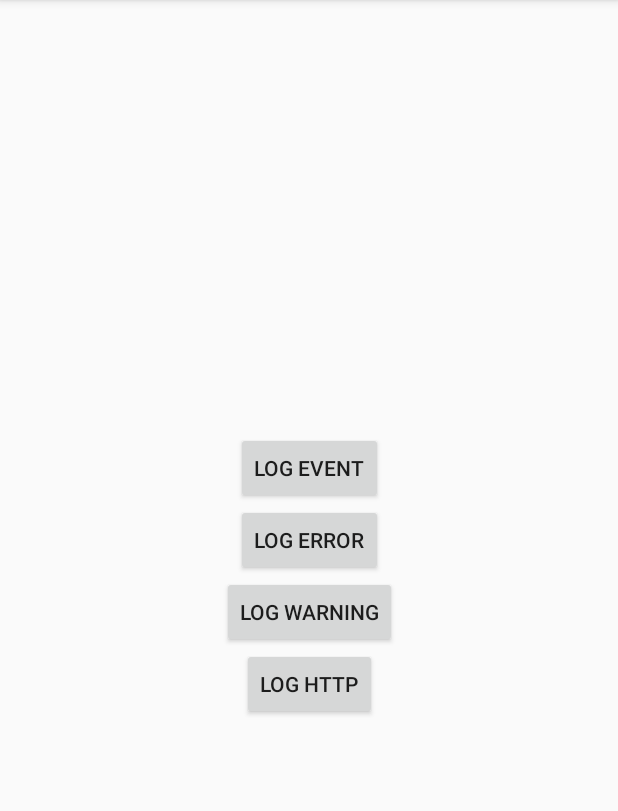
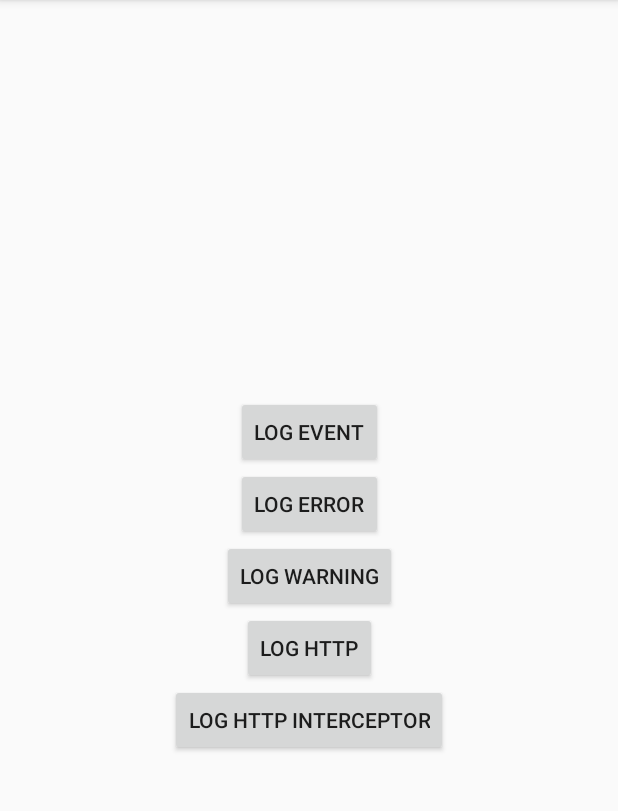
Before and after one commit to rosberry/TAM, an Android app: the screen it shows after launch (MainActivity), on a phone screen of 412 x 824 dp, the part 84-895 px from its top. Run offline under Robolectric (Android 15) with nearby library versions, the phone set to English and light mode, and no system bars.

Commit message:
add example of usage TamLoggingInterceptor

```diff
--- a/sample/build.gradle
+++ b/sample/build.gradle
@@ -38,4 +38,6 @@ dependencies {
     implementation "org.jetbrains.kotlin:kotlin-stdlib-jdk7:$kotlin_version"
     implementation 'com.android.support:appcompat-v7:28.0.0'
     implementation 'com.android.support.constraint:constraint-layout:1.1.3'
+
+    implementation 'com.squareup.okhttp3:okhttp:3.12.1'
 }
--- a/sample/src/main/AndroidManifest.xml
+++ b/sample/src/main/AndroidManifest.xml
@@ -1,5 +1,4 @@
-<?xml version="1.0" encoding="utf-8"?>
-<!--
+<?xml version="1.0" encoding="utf-8"?><!--
   ~ /*
   ~  * Copyright (c) 2018 Rosberry. All rights reserved.
   ~  */
@@ -7,6 +6,8 @@
 
 <manifest xmlns:android="http://schemas.android.com/apk/res/android"
     package="com.rosberry.android.tam.sample">
+
+    <uses-permission android:name="android.permission.INTERNET" />
 
     <application android:allowBackup="true"
         android:icon="@mipmap/ic_launcher"
--- a/sample/src/main/java/com/rosberry/android/tam/sample/MainActivity.kt
+++ b/sample/src/main/java/com/rosberry/android/tam/sample/MainActivity.kt
@@ -12,7 +12,14 @@ import android.view.Menu
 import android.view.MenuItem
 import com.rosberry.android.tam.Tam
 import com.rosberry.android.tam.TamFragment
+import com.rosberry.android.tam.TamLoggingInterceptor
 import kotlinx.android.synthetic.main.activity_main.*
+import okhttp3.Call
+import okhttp3.Callback
+import okhttp3.OkHttpClient
+import okhttp3.Request
+import okhttp3.Response
+import java.io.IOException
 
 class MainActivity : AppCompatActivity() {
 
@@ -21,6 +28,22 @@ class MainActivity : AppCompatActivity() {
         private const val ERROR_TAG = "error_tag"
 
         private const val ITEM_ID = 0
+    }
+
+    private val httpClient: OkHttpClient = OkHttpClient.Builder()
+        .addInterceptor(TamLoggingInterceptor()) // For logging in TAM console
+        .build()
+
+    private val request: Request = Request.Builder()
+        .url("http://www.publicobject.com/helloworld.txt")
+        .header("User-Agent", "Android")
+        .header("Header-Example", "TAM LOGGING INTERCEPTOR")
+        .build()
+
+    private val requestCallback: Callback = object : Callback {
+        override fun onFailure(call: Call, e: IOException) {}
+
+        override fun onResponse(call: Call, response: Response) {}
     }
 
     override fun onCreate(savedInstanceState: Bundle?) {
@@ -48,6 +71,11 @@ class MainActivity : AppCompatActivity() {
             )
             Tam.http("POST", params)
         }
+
+        logHttpInterceptorButton.setOnClickListener {
+            httpClient.newCall(request)
+                .enqueue(requestCallback)
+        }
     }
 
     override fun onCreateOptionsMenu(menu: Menu?): Boolean {
--- a/sample/src/main/res/layout/activity_main.xml
+++ b/sample/src/main/res/layout/activity_main.xml
@@ -43,9 +43,18 @@
         android:layout_width="wrap_content"
         android:layout_height="wrap_content"
         android:text="@string/log_http"
-        app:layout_constraintBottom_toBottomOf="parent"
+        app:layout_constraintBottom_toTopOf="@+id/logHttpInterceptorButton"
         app:layout_constraintEnd_toEndOf="parent"
         app:layout_constraintStart_toStartOf="parent"
         app:layout_constraintTop_toBottomOf="@id/logWarningButton" />
 
+    <Button android:id="@+id/logHttpInterceptorButton"
+        android:layout_width="wrap_content"
+        android:layout_height="wrap_content"
+        android:text="@string/log_http_interceptor"
+        app:layout_constraintBottom_toBottomOf="parent"
+        app:layout_constraintEnd_toEndOf="parent"
+        app:layout_constraintStart_toStartOf="parent"
+        app:layout_constraintTop_toBottomOf="@id/logHttpButton" />
+
 </android.support.constraint.ConstraintLayout>
--- a/sample/src/main/res/values/strings.xml
+++ b/sample/src/main/res/values/strings.xml
@@ -10,4 +10,5 @@
     <string name="log_error">Log Error</string>
     <string name="log_warning">Log Warning</string>
     <string name="log_http">Log Http</string>
+    <string name="log_http_interceptor">Log Http Interceptor</string>
 </resources>
```
